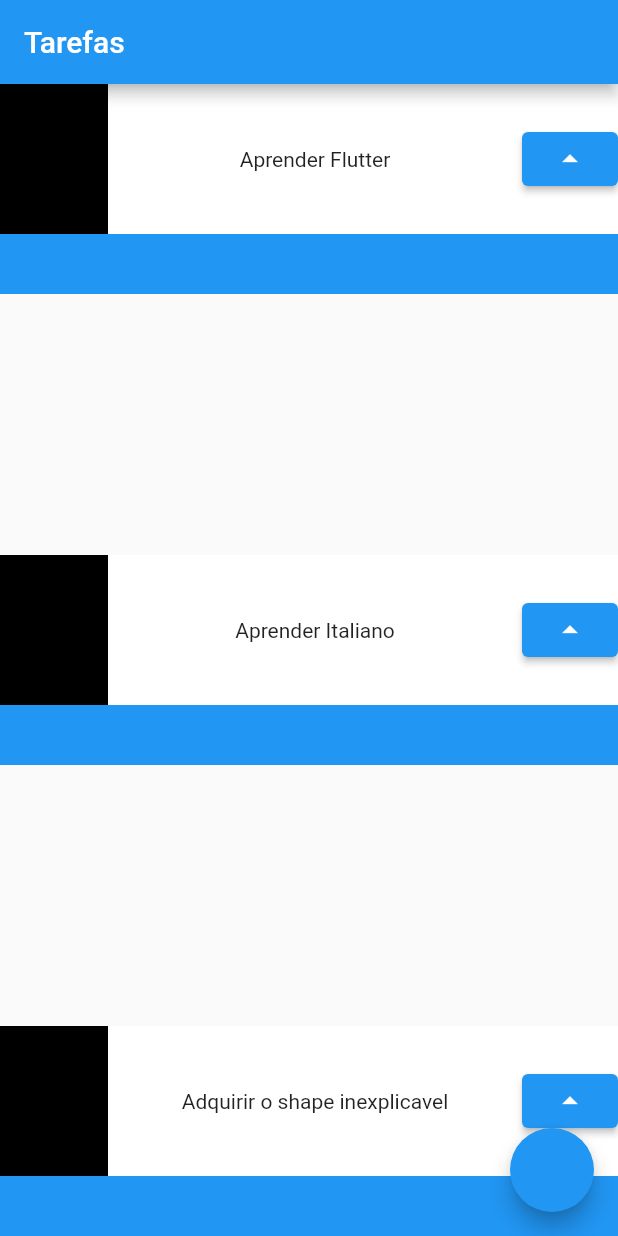
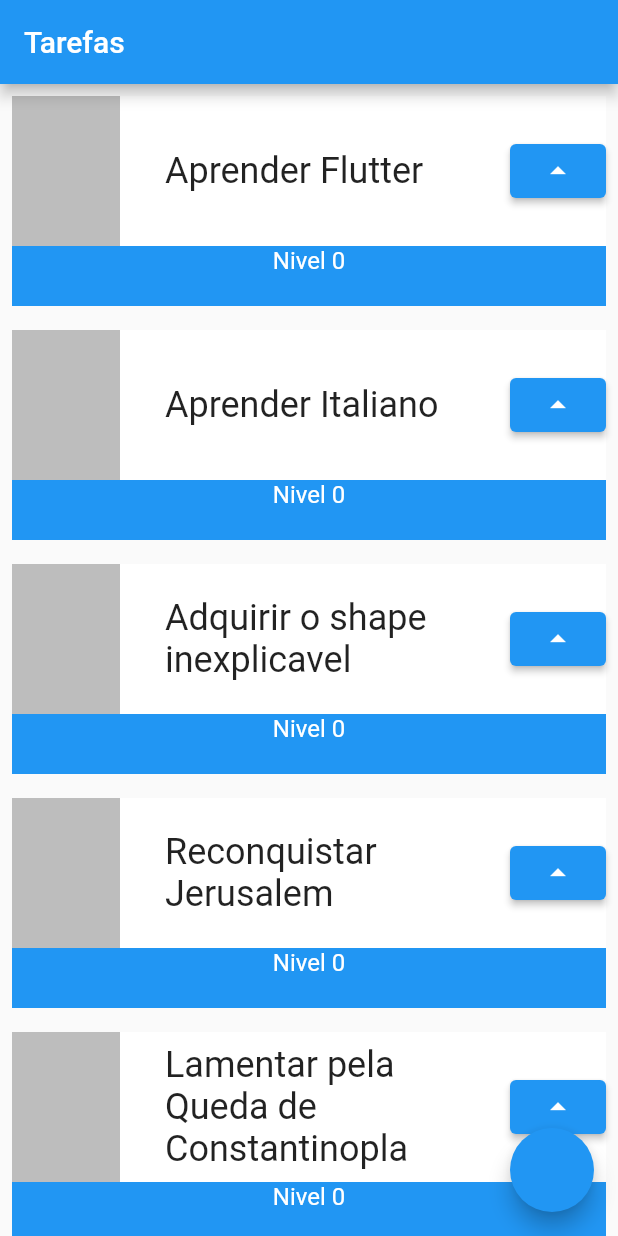
Before and after one commit to Rafaalex21/Task-manager-flutter, a Flutter app: the screen it shows after launch, on a phone screen of 412 x 824 dp. Run offline on Flutter 3.47's test engine with Material 2 defaults, Android fonts, the light colour scheme and no system bars.

Commit message:
seventh commit

```diff
--- a/lib/main.dart
+++ b/lib/main.dart
@@ -18,12 +18,14 @@ class MyApp extends StatelessWidget {
         appBar: AppBar(
           title: Text('Tarefas'),
         ),
-        body: Column(
-          mainAxisAlignment: MainAxisAlignment.spaceBetween,
+        body: ListView(
           children: [
             Task('Aprender Flutter'),
             Task('Aprender Italiano'),
             Task('Adquirir o shape inexplicavel'),
+            Task('Reconquistar Jerusalem'),
+            Task('Lamentar pela Queda de Constantinopla'),
+            Task('Reconstruir Constantinopla'),
           ],
         ),
         floatingActionButton: FloatingActionButton(onPressed: () {}),
@@ -31,19 +33,32 @@ class MyApp extends StatelessWidget {
     );
   }
 }
-class Task extends StatelessWidget {
+
+class Task extends StatefulWidget {
   final String nome;
-  const Task(this.nome,{Key? key}) : super(key: key);
+
+  const Task(this.nome, {Key? key}) : super(key: key);
 
   @override
+  State<Task> createState() => _TaskState();
+}
+
+class _TaskState extends State<Task> {
+  int nivel = 0;
+  @override
   Widget build(BuildContext context) {
-    return Container(
+
+    return Padding(
+      padding: const EdgeInsets.all(8.0),
+      child: Container(
         child: Stack(
           children: [
             Container(
               color: Colors.blue,
               height: 140,
             ),
+            Column(
+              children: [
                 Container(
                   color: Colors.white,
                   height: 100,
@@ -51,17 +66,38 @@ class Task extends StatelessWidget {
                     mainAxisAlignment: MainAxisAlignment.spaceBetween,
                     children: [
                       Container(
-                  color: Colors.black,
+                        color: Colors.black26,
                         height: 100,
                         width: 72,
                       ),
-                Text(nome),
+                      Container(
+                        width: 200,
+                          child: Text(
+                        widget.nome,
+                        style: TextStyle(
+                          fontSize: 24,
+                          overflow: TextOverflow.visible,
+                        ),
+                      )),
                       ElevatedButton(
-                    onPressed: () {}, child: Icon(Icons.arrow_drop_up))
+                          onPressed: () {
+                            setState(() {
+                              nivel++;
+                            });
+
+
+                            print(nivel);
+                          }, child: Icon(Icons.arrow_drop_up))
                     ],
                   ),
                 ),
+                Text('Nivel $nivel', style: TextStyle(color: Colors.white, fontSize: 16),),
               ],
+            ),
+
+
+          ],
+        ),
       ),
     );
   }
```
Lines whose indentation alone changed are shown as unchanged.
